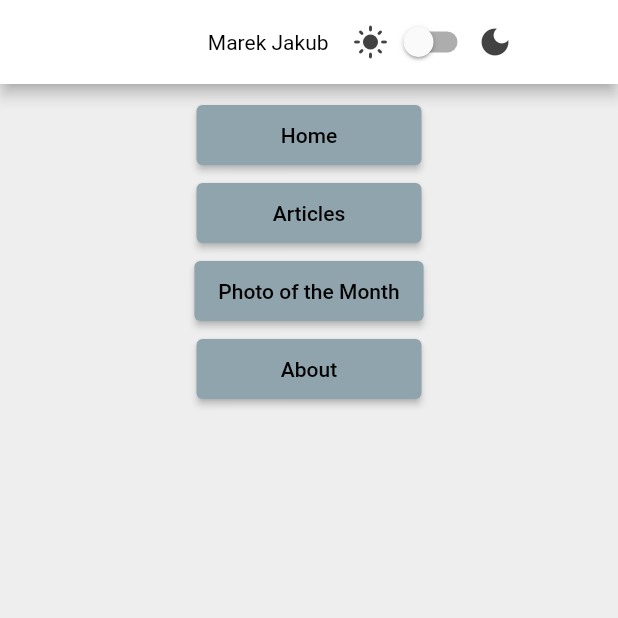
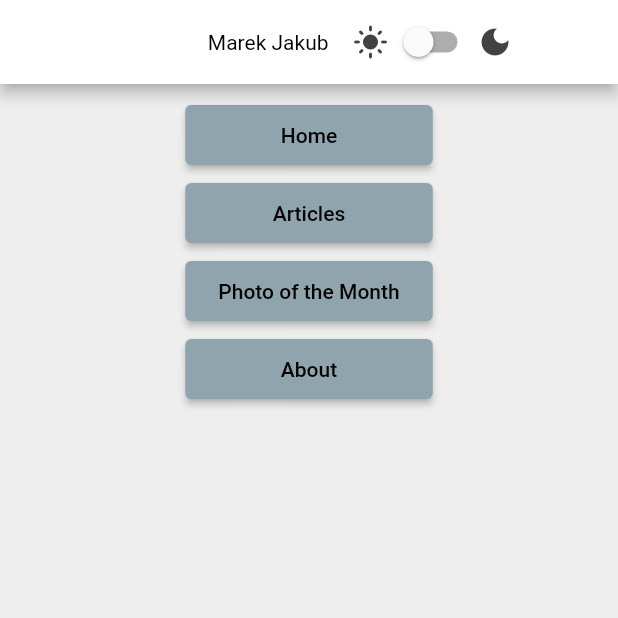
Before and after one commit to marek-jakub/personal_flutter, a Flutter app: the screen it shows after launch, on a phone screen of 412 x 824 dp, the top half of it. Run offline on Flutter 3.47's test engine with Material 2 defaults, Android fonts, the phone set to English and light mode, and no system bars; our stand-ins replace google_fonts, sizer; missing offline and left inert: markup_text.

Commit message:
Change nav buttons width.

```diff
--- a/lib/personalme_theme.dart
+++ b/lib/personalme_theme.dart
@@ -122,7 +122,7 @@ class MonitoRingTheme {
       elevatedButtonTheme: ElevatedButtonThemeData(
         style: ButtonStyle(
           minimumSize: MaterialStateProperty.all(
-            const Size(150, 40),
+            const Size(165, 40),
           ),
         ),
       ),
@@ -179,7 +179,7 @@ class MonitoRingTheme {
       elevatedButtonTheme: ElevatedButtonThemeData(
         style: ButtonStyle(
           minimumSize: MaterialStateProperty.all(
-            const Size(150, 40),
+            const Size(165, 40),
           ),
         ),
       ),
```
